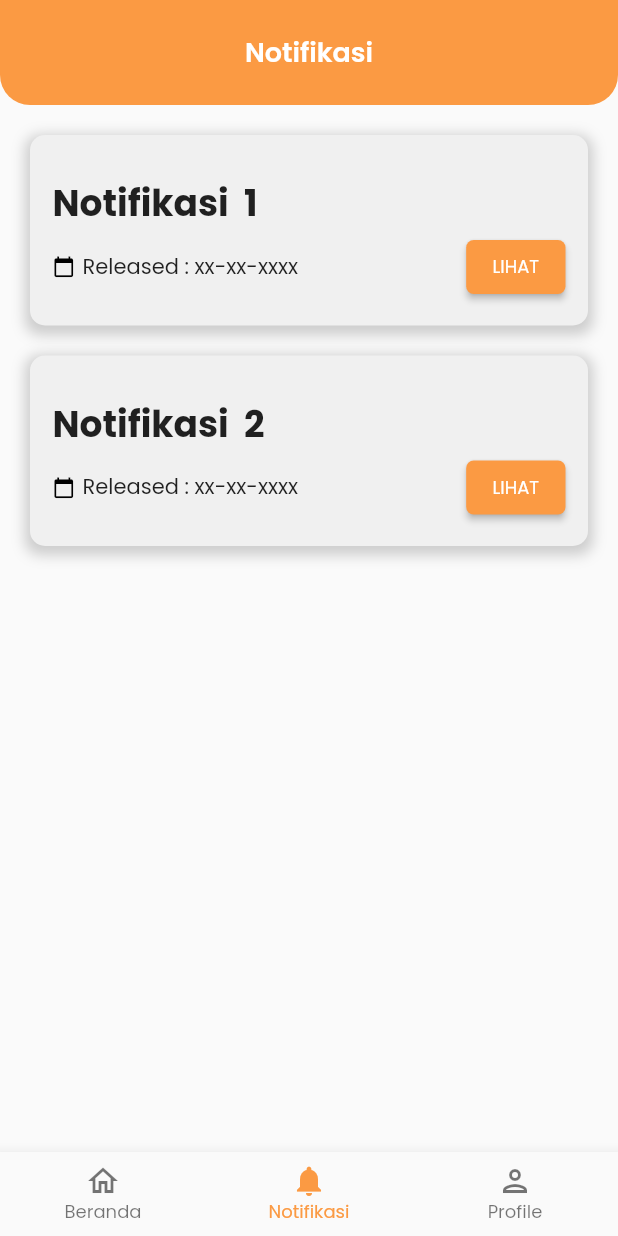
After one commit to dwikifkurniawan/habito, a Flutter app: the BottomNav screen opened directly, item 2 of the bottom bar chosen, on a phone screen of 412 x 824 dp. The commit adds this screen. Run offline on Flutter 3.47's test engine with Material 2 defaults, Android fonts, the phone set to English and light mode, and no system bars; our stand-ins replace dropdown_button2, font_awesome_flutter, google_fonts, percent_indicator, shared_preferences; missing offline and left inert: passwordfield; accounts and stored records are empty.

Commit message:
add bottom navigation

```diff
--- /dev/null
+++ b/lib/Notifikasi.dart
@@ -0,0 +1,163 @@
+import 'package:flutter/material.dart';
+import 'package:google_fonts/google_fonts.dart';
+import 'theme_s.dart';
+
+class Notifikasi extends StatefulWidget {
+  const Notifikasi({Key? key}) : super(key: key);
+
+  @override
+  _NotifikasiState createState() => _NotifikasiState();
+}
+
+class _NotifikasiState extends State<Notifikasi> {
+  final scaffoldKey = GlobalKey<ScaffoldState>();
+  List<int> jumlah_jenis_barang = [1, 2];
+
+  @override
+  Widget build(BuildContext context) {
+    return Scaffold(
+      key: scaffoldKey,
+      // backgroundColor: Color(0xFF554AF0),
+      body: SafeArea(
+        child: GestureDetector(
+          onTap: () => FocusScope.of(context).unfocus(),
+          child: InkWell(
+            onTap: () => FocusScope.of(context).unfocus(),
+            child: Column(
+              mainAxisSize: MainAxisSize.max,
+              children: [
+                Container(
+                  width: double.infinity,
+                  height: 70,
+                  decoration: BoxDecoration(
+                    color: primaryOrange,
+                    borderRadius: BorderRadius.only(
+                        bottomRight: Radius.circular(20.0),
+                        bottomLeft: Radius.circular(20.0)),
+                  ),
+                  child: Row(
+                    mainAxisSize: MainAxisSize.max,
+                    mainAxisAlignment: MainAxisAlignment.spaceBetween,
+                    children: [
+                      IconButton(
+                        icon: Icon(
+                          Icons.arrow_back_ios_new,
+                          color: primaryOrange,
+                          size: 24,
+                        ),
+                        onPressed: () {},
+                        padding: EdgeInsets.only(left: 10),
+                      ),
+                      Text(
+                        'Notifikasi',
+                        style: TextStyle(
+                          fontFamily: GoogleFonts.poppins().fontFamily,
+                          color: textWhite,
+                          fontSize: 18,
+                          fontWeight: FontWeight.w600,
+                        ),
+                      ),
+                      IconButton(
+                        icon: Icon(
+                          Icons.search,
+                          color: primaryOrange,
+                          size: 24,
+                        ),
+                        onPressed: () {
+                          print('IconButton pressed ...');
+                        },
+                        padding: EdgeInsets.only(right: 10),
+                      ),
+                    ],
+                  ),
+                ),
+                SizedBox(height: 20),
+                Expanded(
+                  child: Container(
+                    width: double.infinity,
+                    child: ListView(
+                      scrollDirection: Axis.vertical,
+                      children: [
+                        for (var i in jumlah_jenis_barang)
+                          Container(
+                            height: 127,
+                            margin: EdgeInsets.only(
+                                bottom: 20, left: 20, right: 20),
+                            padding: EdgeInsets.all(15),
+                            decoration: BoxDecoration(
+                              color: lightGrey,
+                              borderRadius:
+                                  BorderRadius.all(Radius.circular(10)),
+                              boxShadow: [
+                                BoxShadow(
+                                  color: Colors.grey.withOpacity(0.5),
+                                  spreadRadius: 3,
+                                  blurRadius: 7,
+                                  offset: Offset(
+                                      0, 3), // changes position of shadow
+                                ),
+                              ],
+                            ),
+                            child: Column(
+                              children: [
+                                Expanded(child: SizedBox()),
+                                Column(
+                                  children: [
+                                    Row(
+                                      children: [
+                                        Text("Notifikasi  " + i.toString(),
+                                            style: heading2Black),
+                                        Expanded(child: SizedBox()),
+                                      ],
+                                    )
+                                  ],
+                                ),
+                                Column(
+                                  children: [
+                                    Row(
+                                      children: [
+                                        Icon(Icons.calendar_today,
+                                            color: Colors.black, size: 15),
+                                        SizedBox(width: 5),
+                                        Text("Released : ", style: regular14pt),
+                                        Text("xx-xx-xxxx",
+                                            style: regular14pt), //ISI TANGGAL
+                                        Expanded(child: SizedBox()),
+                                        ElevatedButton(
+                                            child: Text(
+                                              ("Lihat ").toUpperCase(),
+                                              style: regular12ptpink.copyWith(
+                                                  color: textWhite),
+                                              textAlign: TextAlign.center,
+                                            ),
+                                            style: ButtonStyle(
+                                                backgroundColor:
+                                                    MaterialStateProperty.all<
+                                                        Color>(primaryOrange),
+                                                shape: MaterialStateProperty.all<
+                                                        RoundedRectangleBorder>(
+                                                    RoundedRectangleBorder(
+                                                  borderRadius:
+                                                      BorderRadius.all(
+                                                          Radius.circular(5)),
+                                                ))),
+                                            onPressed: () => null),
+                                      ],
+                                    ),
+                                  ],
+                                ),
+                              ],
+                            ),
+                          ),
+                      ],
+                    ),
+                  ),
+                )
+              ],
+            ),
+          ),
+        ),
+      ),
+    );
+  }
+}
--- /dev/null
+++ b/lib/bottom_navi.dart
@@ -0,0 +1,55 @@
+import 'dart:ui';
+
+import 'package:flutter/material.dart';
+import 'package:flutter/src/widgets/container.dart';
+import 'package:flutter/src/widgets/framework.dart';
+import 'package:google_fonts/google_fonts.dart';
+import 'package:habito/Notifikasi.dart';
+import 'package:habito/home.dart';
+import 'package:habito/profile.dart';
+
+class BottomNav extends StatefulWidget {
+  const BottomNav({super.key});
+
+  @override
+  State<BottomNav> createState() => _BottomNavState();
+}
+
+class _BottomNavState extends State<BottomNav> {
+  int currentIndex = 0;
+  final List<Widget> body = [HomeWidget(), Notifikasi(), ProfilePageWidget()];
+
+  @override
+  Widget build(BuildContext context) {
+    return Scaffold(
+        body: body[currentIndex],
+        bottomNavigationBar: BottomNavigationBar(
+          currentIndex: currentIndex,
+          onTap: (index) {
+            setState(() {
+              currentIndex = index;
+            });
+          },
+          items: [
+            BottomNavigationBarItem(
+              icon: Icon(Icons.home_outlined),
+              activeIcon: Icon(Icons.home),
+              label: "Beranda",
+            ),
+            BottomNavigationBarItem(
+              icon: Icon(Icons.notifications_outlined),
+              activeIcon: Icon(Icons.notifications),
+              label: "Notifikasi",
+            ),
+            BottomNavigationBarItem(
+              icon: Icon(Icons.person_outlined),
+              activeIcon: Icon(Icons.person),
+              label: "Profile",
+            ),
+          ],
+          selectedLabelStyle: TextStyle(
+              fontFamily: GoogleFonts.poppins().fontFamily, fontSize: 12),
+          selectedItemColor: Color(0xFFFB9A43),
+        ));
+  }
+}
--- a/lib/login.dart
+++ b/lib/login.dart
@@ -1,5 +1,6 @@
 import 'package:flutter/material.dart';
 import 'package:flutter/services.dart';
+import 'package:habito/bottom_navi.dart';
 import 'package:habito/home.dart';
 import 'package:habito/register.dart';
 import 'package:shared_preferences/shared_preferences.dart';
@@ -283,7 +284,7 @@ class _LoginPageState extends State<LoginPage> {
                     // replace navigation to home page
                     Navigator.pushReplacement(
                       context,
-                      MaterialPageRoute(builder: (context) => HomeWidget()),
+                      MaterialPageRoute(builder: (context) => BottomNav()),
                     );
                   },
                   // onTap: _cekLogin,
--- /dev/null
+++ b/lib/theme_s.dart
@@ -0,0 +1,75 @@
+import 'package:flutter/material.dart';
+
+Color orange = Color(0xFFDD5C1D);
+Color primaryOrange = Color(0xFFFB9A43);
+Color lightOrange = Color(0xFFFFC48D);
+Color colorLight = Color(0xffFFFFFF);
+
+Color textBlack = Color(0xff04021D);
+Color textGrey = Color(0xff686777);
+Color textWhite = Color(0xffFFFFFF);
+Color textPurple = Color(0xff726BBF);
+Color textOrange = Color(0xffF34398);
+Color lightPurple = Color(0xffC7C4E5);
+Color pink = Color(0xffF34398);
+Color green = Color(0xff3BB05B);
+Color shadow = Color(0xffE2E3E4);
+Color magenta = Color(0xffBB6BD9);
+Color lightGrey = Color(0xffF0F0F0);
+
+TextStyle heading2Black =
+    TextStyle(fontFamily: 'Poppins', fontSize: 24, fontWeight: FontWeight.w700);
+
+TextStyle heading2 = TextStyle(
+    fontFamily: 'Poppins',
+    fontSize: 24,
+    fontWeight: FontWeight.w700,
+    color: textWhite);
+
+TextStyle heading5 = TextStyle(
+  fontFamily: 'Poppins',
+  fontSize: 18,
+  fontWeight: FontWeight.w600,
+);
+
+TextStyle regular14pt = TextStyle(
+  fontFamily: 'Poppins',
+  fontSize: 14,
+  fontWeight: FontWeight.w400,
+);
+
+TextStyle bold14pt = TextStyle(
+  fontFamily: 'Poppins',
+  fontSize: 14,
+  fontWeight: FontWeight.w600,
+);
+
+TextStyle regular14ptwhite = TextStyle(
+    fontFamily: 'Poppins',
+    fontSize: 14,
+    fontWeight: FontWeight.w400,
+    color: textWhite);
+
+TextStyle regular14ptpurple = TextStyle(
+    fontFamily: 'Poppins',
+    fontSize: 14,
+    fontWeight: FontWeight.w400,
+    color: primaryOrange);
+
+TextStyle regular12pt = TextStyle(
+    fontFamily: 'Poppins',
+    fontSize: 12,
+    fontWeight: FontWeight.w400,
+    color: textWhite);
+
+TextStyle regular12ptpurple = TextStyle(
+    fontFamily: 'Poppins',
+    fontSize: 12,
+    fontWeight: FontWeight.w400,
+    color: primaryOrange);
+
+TextStyle regular12ptpink = TextStyle(
+    fontFamily: 'Poppins',
+    fontSize: 12,
+    fontWeight: FontWeight.w400,
+    color: pink);
```
